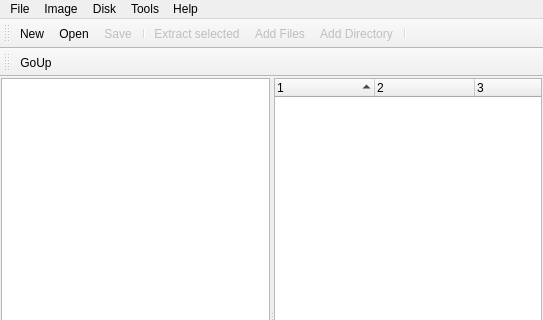
Above: LinImaMT/mainwindow.ui from MCbx/linimamt before the change; both pictures show x 0 to 543 and y 0 to 320 of the 543 by 584 pixel window. Below: the same form after it.
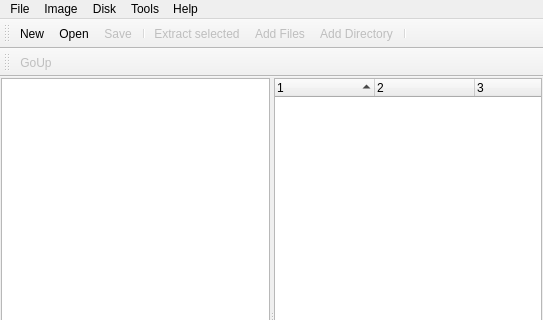
That is the form after the change. Icons and pictures are not drawn. Custom widgets are drawn as their Qt base class.

Patch:
```diff
--- a/LinImaMT/mainwindow.ui
+++ b/LinImaMT/mainwindow.ui
@@ -261,6 +261,9 @@
    </property>
   </action>
   <action name="actionGoUp">
+   <property name="enabled">
+    <bool>false</bool>
+   </property>
    <property name="icon">
     <iconset resource="resources.qrc">
      <normaloff>:/Resources/glyphs/up.png</normaloff>:/Resources/glyphs/up.png</iconset>
```
Left out of the diff: 9 changed lines with no effect on the pictures.
